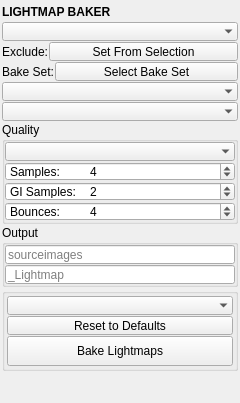
Above: mayatk/light_utils/lightmap_baker/lightmap_baker.ui from m3trik/mayatk before the change. Below: the same form after it.
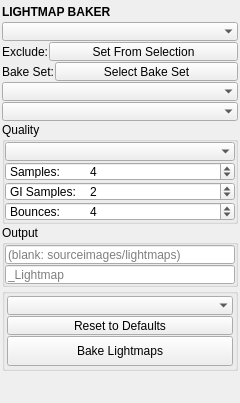
That is the form after the change. Custom widgets are drawn as their Qt base class.

```diff
--- a/mayatk/light_utils/lightmap_baker/lightmap_baker.ui
+++ b/mayatk/light_utils/lightmap_baker/lightmap_baker.ui
@@ -503,7 +503,7 @@
 The folder is created if it doesn't exist. Browsing to a folder inside sourceimages stores it as a relative path. The image button saves each map beside its material's texture maps instead; this folder then takes only the objects whose material has none.</string>
            </property>
            <property name="placeholderText">
-            <string>sourceimages</string>
+            <string>(blank: sourceimages/lightmaps)</string>
            </property>
           </widget>
          </item>
```
